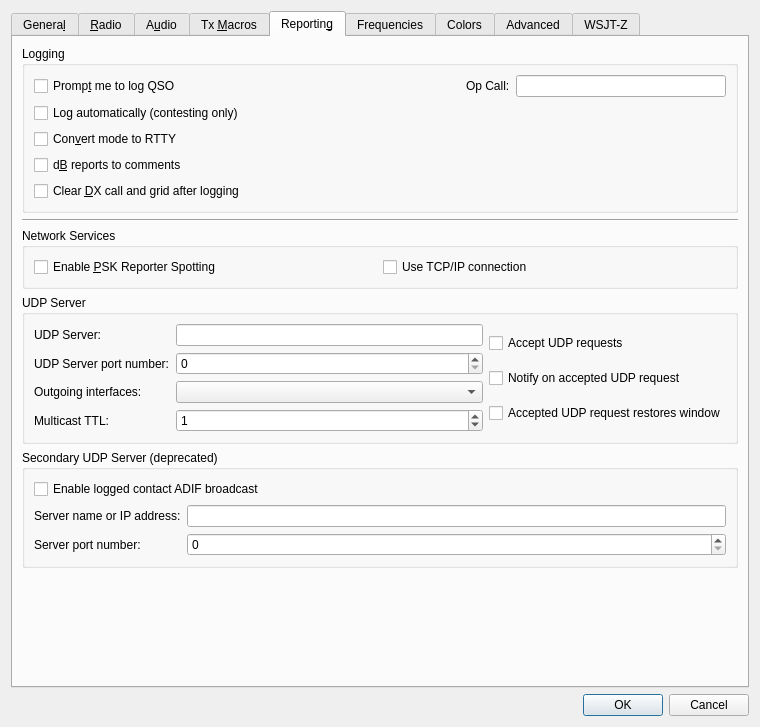
Above: Configuration.ui from SpudGunMan/WSJT-Zed before the change. Below: the same form after it.
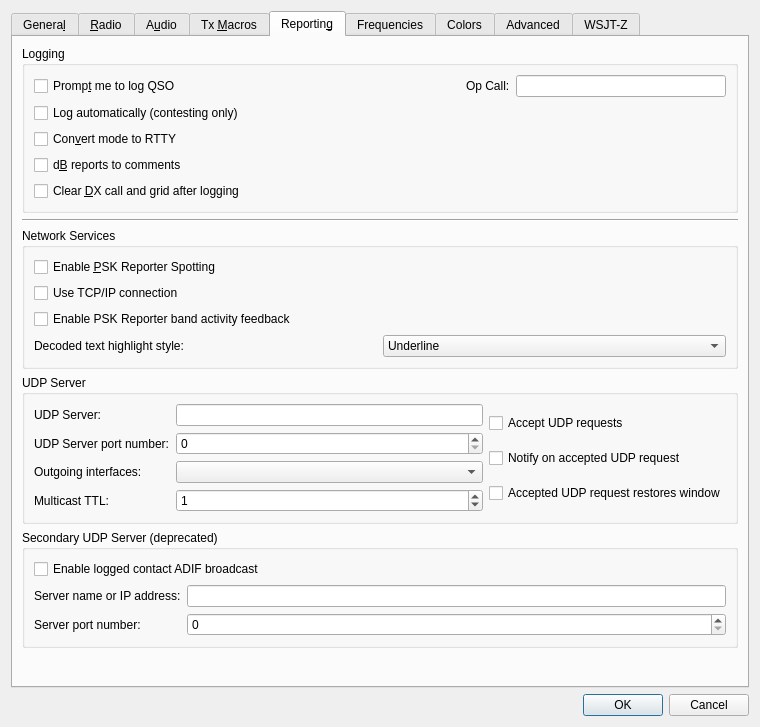
That is the form after the change. The open tabs and pages were chosen to show the change. Custom widgets are drawn as their Qt base class.

```diff
--- a/Configuration.ui
+++ b/Configuration.ui
@@ -1970,7 +1970,7 @@
          <property name="title">
           <string>Network Services</string>
          </property>
-         <layout class="QHBoxLayout" name="horizontalLayout_22">
+         <layout class="QVBoxLayout" name="verticalLayout_network_services">
           <item>
            <widget class="QCheckBox" name="psk_reporter_check_box">
             <property name="toolTip">
@@ -1991,6 +1991,41 @@
             </property>
            </widget>
           </item>
+          <item>
+           <widget class="QCheckBox" name="psk_reporter_band_activity_check_box">
+            <property name="toolTip">
+             <string>&lt;html&gt;&lt;head/&gt;&lt;body&gt;&lt;p&gt;Enable PSK Reporter band activity feedback so data is passed automatically without opening the PSK Reporter window.&lt;/p&gt;&lt;/body&gt;&lt;/html&gt;</string>
+            </property>
+            <property name="text">
+             <string>Enable PSK Reporter band activity feedback</string>
+            </property>
+           </widget>
+          </item>
+          <item>
+           <layout class="QHBoxLayout" name="horizontalLayout_decoded_text_highlight_style">
+            <item>
+             <widget class="QLabel" name="label_decoded_text_highlight_style">
+              <property name="text">
+               <string>Decoded text highlight style:</string>
+              </property>
+             </widget>
+            </item>
+            <item>
+             <widget class="QComboBox" name="decoded_text_highlight_style_combo_box">
+              <item>
+               <property name="text">
+                <string>Underline</string>
+               </property>
+              </item>
+              <item>
+               <property name="text">
+                <string>Bold</string>
+               </property>
+              </item>
+             </widget>
+            </item>
+           </layout>
+          </item>
          </layout>
         </widget>
        </item>
```
Left out of the diff: 42 changed lines with no effect on the pictures.
